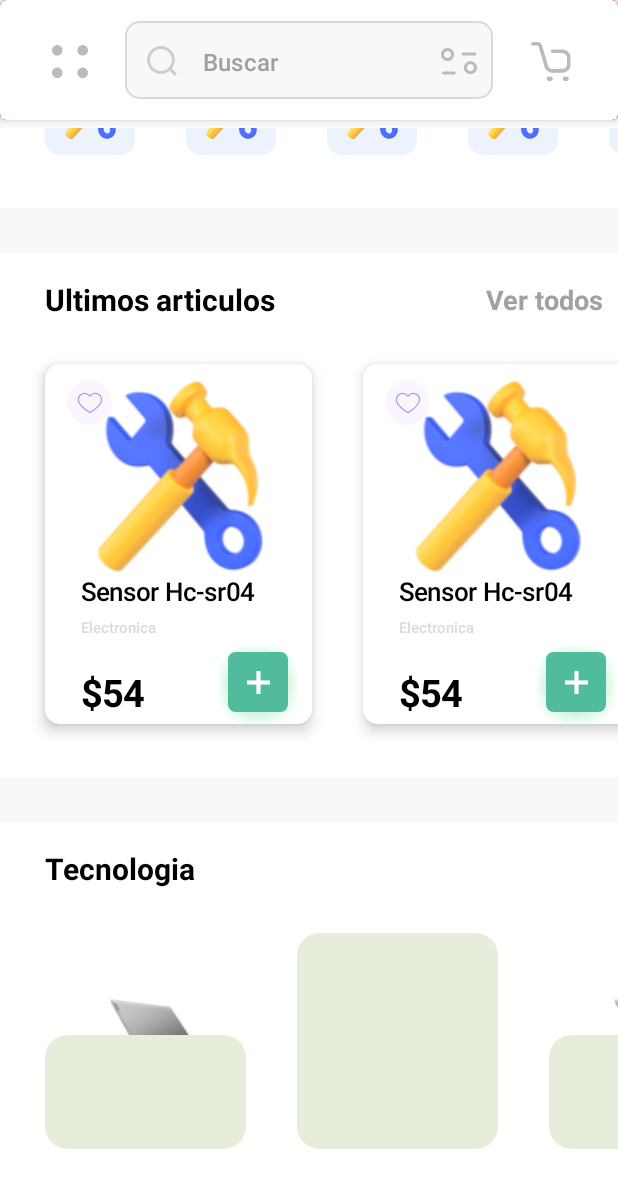
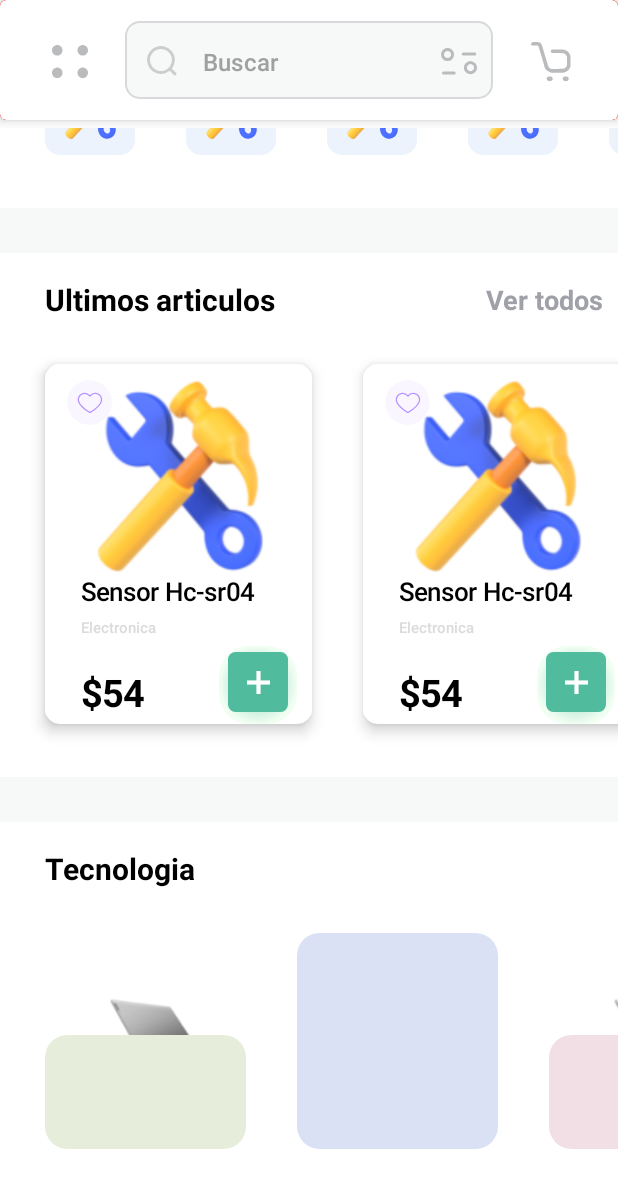
Before and after one commit to baudelioandalon/AllenECommerce, an Android app built with Jetpack Compose: the screen it shows after launch (MainActivity), scrolled down 516 dp, on a phone screen of 412 x 824 dp. Shown: the top 1188 px of the screen. Run offline under Robolectric (Android 15) with nearby library versions, the phone set to English and light mode, and no system bars; our stand-ins replace accompanist, constraintlayout-compose; Roboto replaces fonts that are not available here; 1 statement that could not run was skipped.

Commit message:
[FEATURE][BAU] Compose
* Home Client View

```diff
--- a/app/src/main/java/com/boreal/allen/components/Items.kt
+++ b/app/src/main/java/com/boreal/allen/components/Items.kt
@@ -216,7 +216,7 @@ fun HomeItem() {
 
 @OptIn(ExperimentalMaterialApi::class)
 @Composable
-fun CategorySelectorItem(maxBackground: Boolean = false) {
+fun CategorySelectorItem(maxBackground: Boolean = false, color: Color = CategoryBackgroundSelectorOne) {
     ConstraintLayout(
         modifier = Modifier
             .padding(start = 30.dp, end = 4.dp)
@@ -254,7 +254,7 @@ fun CategorySelectorItem(maxBackground: Boolean = false) {
                 .layoutId("background"),
             shape = RoundedCornerShape(15.dp),
             elevation = 0.dp,
-            backgroundColor = CategoryBackgroundSelectorOne
+            backgroundColor = color
         ) {
 
         }
--- a/app/src/main/java/com/boreal/allen/theme/Color.kt
+++ b/app/src/main/java/com/boreal/allen/theme/Color.kt
@@ -21,3 +21,11 @@ val GrayLetterCategoryProduct = Color(0xFFDBDBDB)
 val GreenStrong = Color(0xFF51BC9D)
 val GreenTransparent = Color(0x379FFAA9)
 val CategoryBackgroundSelectorOne = Color(0xFFE6EDDB)
+val CategoryBackgroundSelectorTwo = Color(0xFFDAE1F4)
+val CategoryBackgroundSelectorThree = Color(0xFFF2DFE6)
+
+val categorySelectorColors = listOf(
+    CategoryBackgroundSelectorOne,
+    CategoryBackgroundSelectorTwo,
+    CategoryBackgroundSelectorThree
+)
--- a/app/src/main/java/com/boreal/allen/ui/homeclient/AEHomeClientCompose.kt
+++ b/app/src/main/java/com/boreal/allen/ui/homeclient/AEHomeClientCompose.kt
@@ -28,6 +28,7 @@ import com.boreal.allen.domain.model.PromotionItem
 import com.boreal.allen.theme.GrayBackgroundMain
 import com.boreal.allen.theme.GrayInactiveIndicator
 import com.boreal.allen.theme.PrimaryColor
+import com.boreal.allen.theme.categorySelectorColors
 import com.google.accompanist.pager.*
 import com.google.accompanist.systemuicontroller.rememberSystemUiController
 import kotlinx.coroutines.delay
@@ -188,8 +189,12 @@ fun CategoryListContainer() {
                     bottom = 35.dp
                 )
         ) {
+
             items(10) { index ->
-                CategorySelectorItem(index % 2 != 0)
+                CategorySelectorItem(
+                    index % 2 != 0,
+                    categorySelectorColors[index % categorySelectorColors.size]
+                )
             }
         }
     }
```
